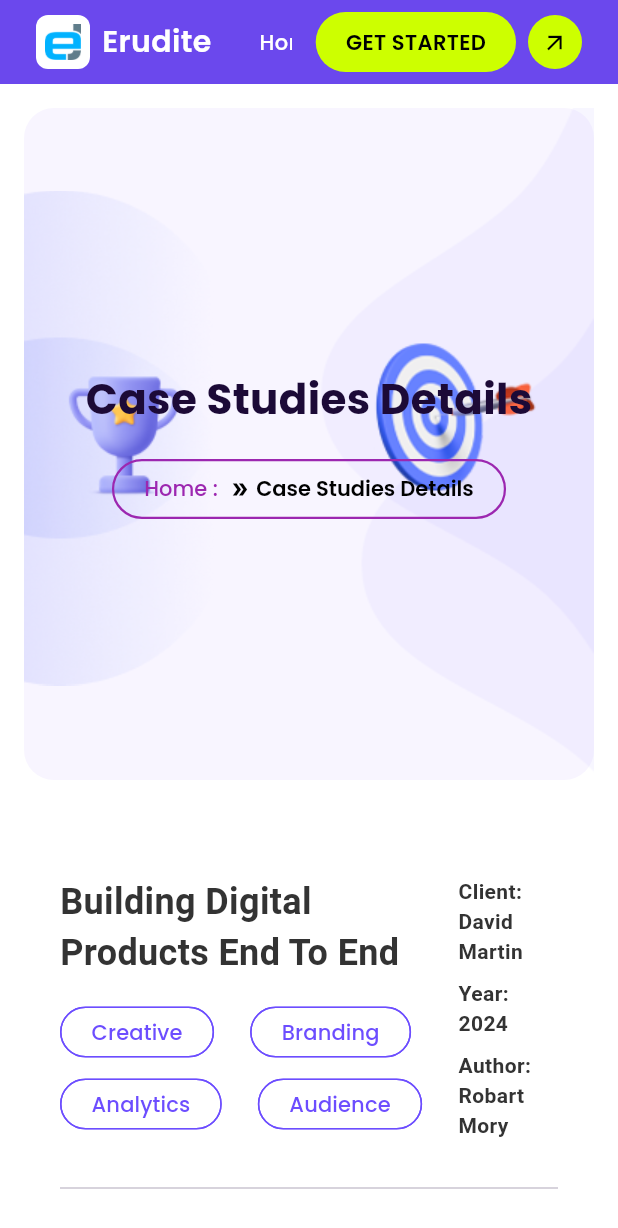
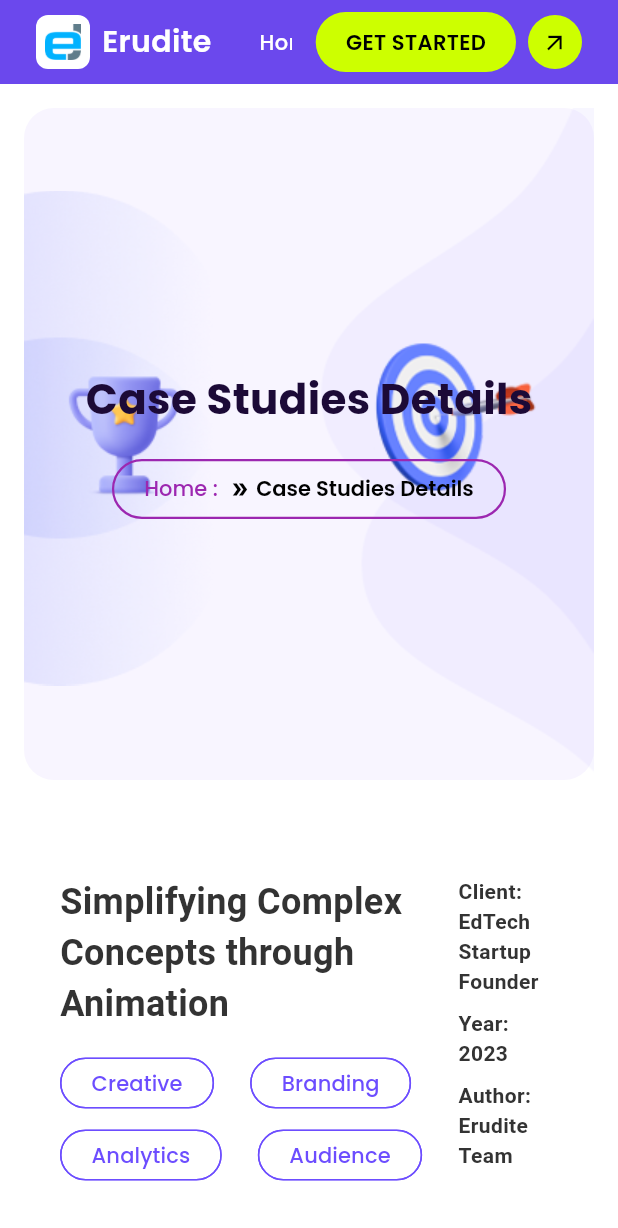
Before and after one commit to ekcsmedia/erudite-portfolio, a Flutter app: the CaseStudiesDetailsScreen screen opened by its route, on a phone screen of 412 x 824 dp. Shown: the top 1228 px of the screen. Run offline on Flutter 3.47's test engine with Material 3 defaults, Android fonts, the phone set to English and light mode, and no system bars; our stand-ins replace fl_chart, flutter_svg, font_awesome_flutter, get, google_fonts; missing offline and left inert: dart:html, dart:ui_web, flutter_circular_text.

Commit message:
content updated

```diff
--- a/lib/views/case_studies_details/case_studies_details.dart
+++ b/lib/views/case_studies_details/case_studies_details.dart
@@ -44,7 +44,7 @@ class CaseStudiesDetailsScreenState extends State<CaseStudiesDetailsScreen> {
                       label: const Text(
                         "Previous",
                         style: TextStyle(
-                          color: Color(0xFF4C1D95), // purple
+                          color: Color(0xFF6B48ED), // purple
                           fontWeight: FontWeight.w500,
                         ),
                       ),
@@ -56,11 +56,11 @@ class CaseStudiesDetailsScreenState extends State<CaseStudiesDetailsScreen> {
                       label: const Text(
                         "Next",
                         style: TextStyle(
-                          color: Color(0xFF4C1D95),
+                          color: Color(0xFF6B48ED),
                           fontWeight: FontWeight.w500,
                         ),
                       ),
-                      icon: const Icon(Icons.arrow_forward, color: Color(0xFF4C1D95)),
+                      icon: const Icon(Icons.arrow_forward, color: Color(0xFF6B48ED)),
                     ),
                   ],
                 ),
--- a/lib/views/case_studies_details/project_details.dart
+++ b/lib/views/case_studies_details/project_details.dart
@@ -23,7 +23,7 @@ class ProjectDetailsWidget extends StatelessWidget {
                   crossAxisAlignment: CrossAxisAlignment.start,
                   children: [
                     const Text(
-                      "Building Digital Products End To End",
+                      "Simplifying Complex Concepts through Animation",
                       style: TextStyle(
                         fontSize: 24,
                         fontWeight: FontWeight.bold,
@@ -55,17 +55,17 @@ class ProjectDetailsWidget extends StatelessWidget {
                     Text.rich(TextSpan(
                         text: "Client: ",
                         style: TextStyle(fontWeight: FontWeight.bold),
-                        children: [TextSpan(text: "David Martin")])),
+                        children: [TextSpan(text: "EdTech Startup Founder")])),
                     SizedBox(height: 8),
                     Text.rich(TextSpan(
                         text: "Year: ",
                         style: TextStyle(fontWeight: FontWeight.bold),
-                        children: [TextSpan(text: "2024")])),
+                        children: [TextSpan(text: "2023")])),
                     SizedBox(height: 8),
                     Text.rich(TextSpan(
                         text: "Author: ",
                         style: TextStyle(fontWeight: FontWeight.bold),
-                        children: [TextSpan(text: "Robart Mory")])),
+                        children: [TextSpan(text: "Erudite Team")])),
                   ],
                 ),
               ),
@@ -87,14 +87,14 @@ class ProjectDetailsWidget extends StatelessWidget {
             children: const [
               Expanded(
                 child: Text(
-                  "Nam posuere mauris enim, quis pretium elit placerat id Fusce egestas nisi vel ipsum vehicula facilisis In pulvinar imperdiet venenatis Class aptent taciti sociosqu ad litora torquent per conubia nostra, per inceptos himenaeos. Donec eu pulvinar lorem. Etiam vestibulum ligula quis nisl feugiat, consectetur placerat augue vestibulum Nulla aliquam elit eu diam pharetra.",
+                  "An emerging EdTech startup faced challenges in explaining advanced technical concepts to students in an engaging and easy-to-grasp way. Their existing training content was text-heavy and failed to hold learners’ attention.",
                   style: TextStyle(fontSize: 14, color: Colors.black87),
                 ),
               ),
               SizedBox(width: 20),
               Expanded(
                 child: Text(
-                  "Fusce egestas nisi vel ipsum vehicula facilisis. In pulvinar imperdiet venenatis. Class aptent taciti sociosqu ad litora torquent per conubia nostra, per inceptos himenaeos. Donec eu pulvinar lorem. Etiam vestibulum ligula quis nisl feugiat, consectetur placerat augue vestibulum.",
+                  "Erudite stepped in with a creative animation strategy. By combining motion graphics and whiteboard-style visuals, we transformed abstract subjects into simple, visually appealing stories that students could follow with ease.",
                   style: TextStyle(fontSize: 14, color: Colors.black87),
                 ),
               ),
@@ -105,7 +105,7 @@ class ProjectDetailsWidget extends StatelessWidget {
 
           /// Final Results
           const Text(
-            "Finial Results Of The Project",
+            "Final Results Of The Project",
             style: TextStyle(fontSize: 20, fontWeight: FontWeight.bold),
           ),
           const SizedBox(height: 16),
@@ -121,9 +121,12 @@ class ProjectDetailsWidget extends StatelessWidget {
                       child: Column(
                         crossAxisAlignment: CrossAxisAlignment.start,
                         children: [
-                          BulletText("Consectetuer Placerat Augue Vestibulum"),
-                          BulletText("Mauris Tincidunt A Eget Facilisis Quisque"),
-                          BulletText("Lorem Ipsum Dolor Sit Amet, Consectetur"),
+                          BulletText("Improved student engagement and course completion rates"),
+                          BulletText("Simplified communication of complex technical topics"),
+                          BulletText("Increased learner satisfaction across multiple batches"),
+                          BulletText("Positive feedback from both educators and learners"),
+                          BulletText("Enhanced brand reputation as an innovative learning platform"),
+                          BulletText("Long-term scalability of animated modules for future courses"),
                         ],
                       ),
                     ),
@@ -133,9 +136,7 @@ class ProjectDetailsWidget extends StatelessWidget {
                       child: Column(
                         crossAxisAlignment: CrossAxisAlignment.start,
                         children: [
-                          BulletText("Adipiscing Elit Etiam Aliquam, Enim Vitae"),
-                          BulletText("Donec At Augue Ante Nam Posuere Mauris"),
-                          BulletText("Quis Pretium Elit Placerat Id Fusce Egestas"),
+
                         ],
                       ),
                     ),
```
Also changed, not shown: lib/views/case_studies/service_card.dart (+9 -9 lines), lib/views/contact_us/contact_us.dart (+3 -94 lines).
